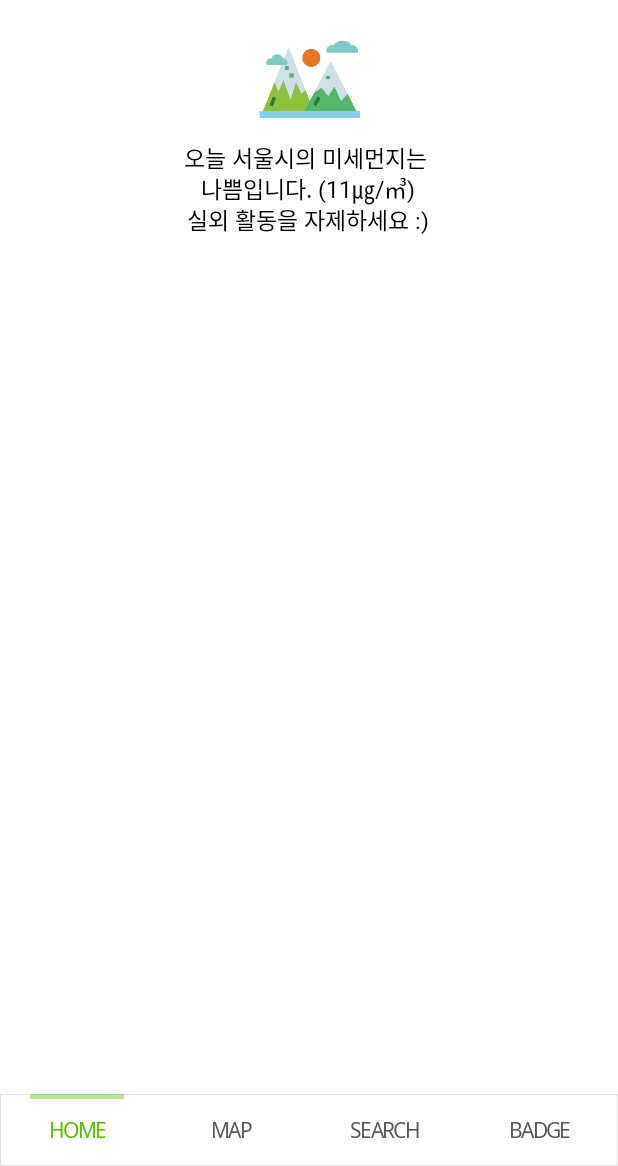
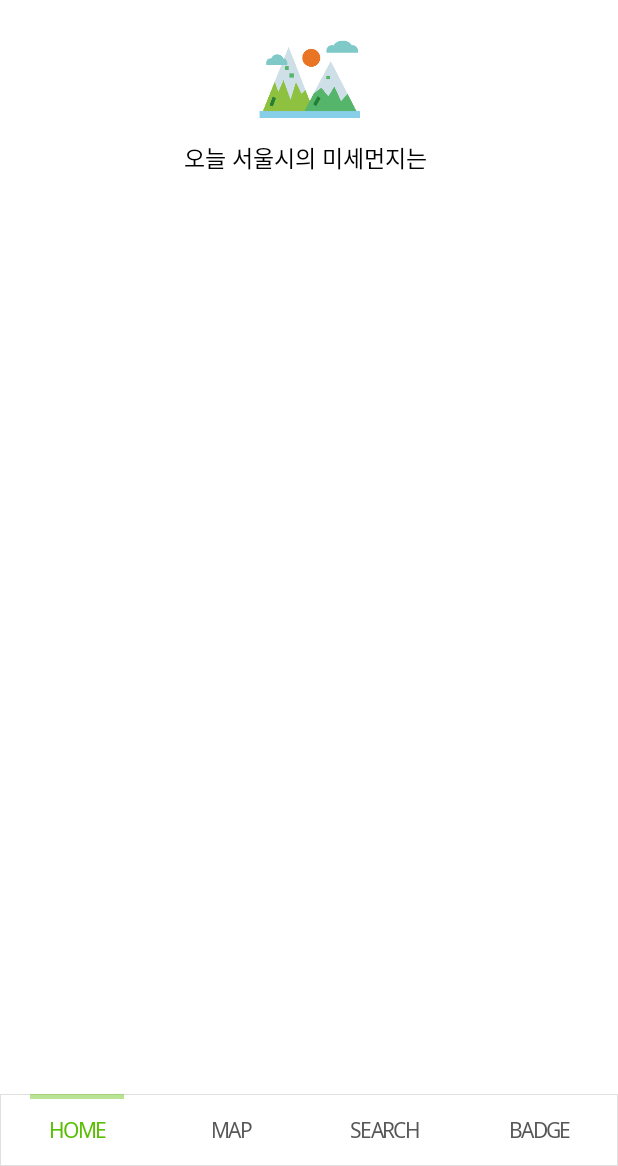
Before and after one commit to seoulsanta/Santa-Android, an Android app: the HomeFragment screen opened directly, with no data from a screen before it, on a phone screen of 412 x 824 dp, the part 70-1236 px from its top. Run offline under Robolectric (Android 15) with nearby library versions, the phone set to English and light mode, and no system bars; pictures from the network do not load; 1 statement that could not run was skipped.

Commit message:
<홈> tools:text로 변경, 코스 item padding 조절

```diff
--- a/SeoulSantaAndroid/app/src/main/res/layout/fragment_home.xml
+++ b/SeoulSantaAndroid/app/src/main/res/layout/fragment_home.xml
@@ -72,7 +72,7 @@
                                 android:id="@+id/tv_frag_home_weather"
                                 android:layout_width="wrap_content"
                                 android:layout_height="wrap_content"
-                                android:text="맑음입니다."
+                                tools:text="맑음입니다."
                                 android:textSize="15dp"
                                 android:textColor="@color/textBlack"
                                 android:fontFamily="@font/kopubworlddotumlight"
@@ -83,7 +83,7 @@
                         android:id="@+id/tv_frag_home_text"
                         android:layout_width="wrap_content"
                         android:layout_height="wrap_content"
-                        android:text="즐거운 등산하세요!"
+                        tools:text="즐거운 등산하세요!"
                         android:textSize="15dp"
                         android:layout_gravity="center_horizontal"
                         android:textColor="@color/textBlack"
@@ -122,7 +122,7 @@
                             android:id="@+id/tv_frag_home_dust"
                             android:layout_width="wrap_content"
                             android:layout_height="wrap_content"
-                            android:text="나쁨입니다. (11㎍/㎥)"
+                            tools:text="나쁨입니다. (11㎍/㎥)"
                             android:textSize="15dp"
                             android:textColor="@color/textBlack"
                             android:fontFamily="@font/kopubworlddotumlight"
@@ -132,7 +132,7 @@
                         android:id="@+id/tv_frag_home_dust_ment"
                         android:layout_width="wrap_content"
                         android:layout_height="wrap_content"
-                        android:text="실외 활동을 자제하세요 :)"
+                        tools:text="실외 활동을 자제하세요 :)"
                         android:textSize="15dp"
                         android:layout_marginTop="-2dp"
                         android:layout_gravity="center_horizontal"
@@ -148,7 +148,6 @@
                 android:id="@+id/rv_frag_home_theme_list"
                 android:layout_width="match_parent"
                 android:layout_height="wrap_content"
-                android:layout_marginLeft="26dp"
                 android:layout_marginTop="20dp"
                 android:orientation="vertical"
                 android:overScrollMode="never">
--- a/SeoulSantaAndroid/app/src/main/res/layout/rv_item_home_theme.xml
+++ b/SeoulSantaAndroid/app/src/main/res/layout/rv_item_home_theme.xml
@@ -11,13 +11,17 @@
             android:layout_height="wrap_content"
             android:text="등산코스 추천리스트"
             android:textColor="@color/textBlack"
+            android:paddingStart="26dp"
             android:textSize="14dp"
+            android:layout_marginBottom="5dp"
             android:fontFamily="@font/kopubworlddotumlight"/>
     <androidx.recyclerview.widget.RecyclerView
             android:id="@+id/rv_rv_item_home_course_list"
             android:layout_width="wrap_content"
             android:layout_height="wrap_content"
+            android:paddingStart="26dp"
             android:orientation="horizontal"
+            android:clipToPadding="false"
             android:overScrollMode="never">
     </androidx.recyclerview.widget.RecyclerView>
 
```
